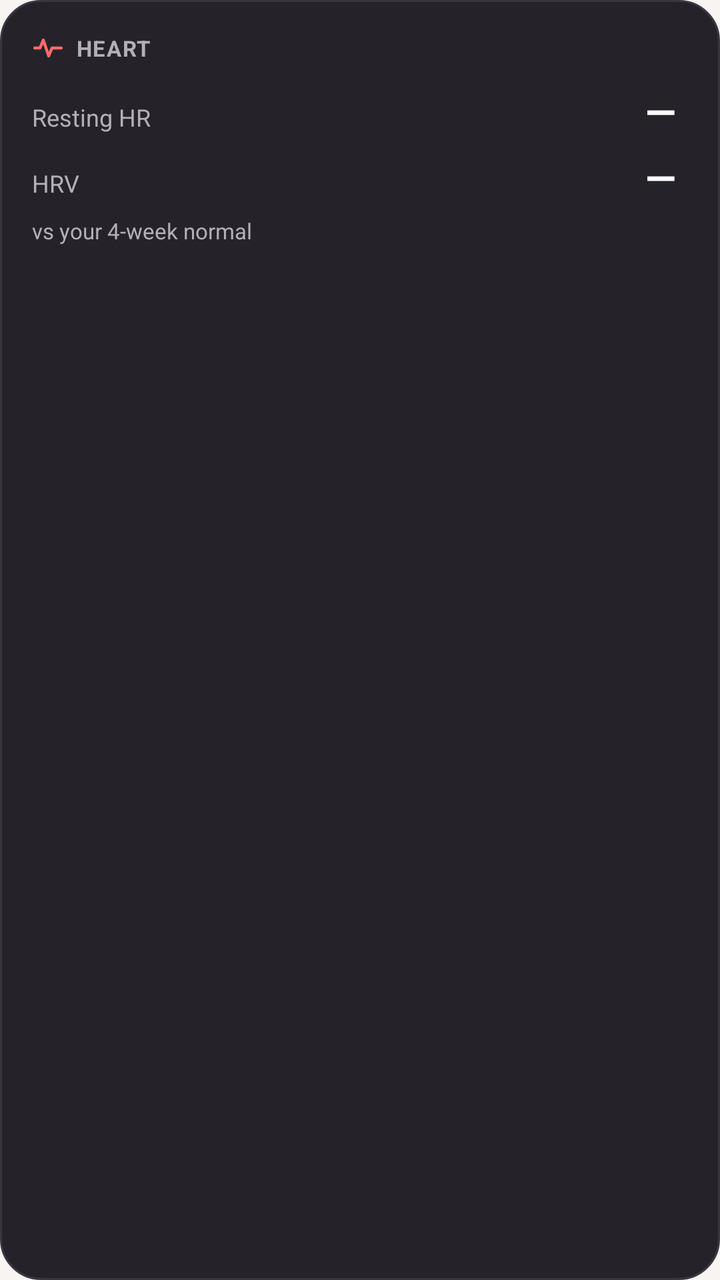
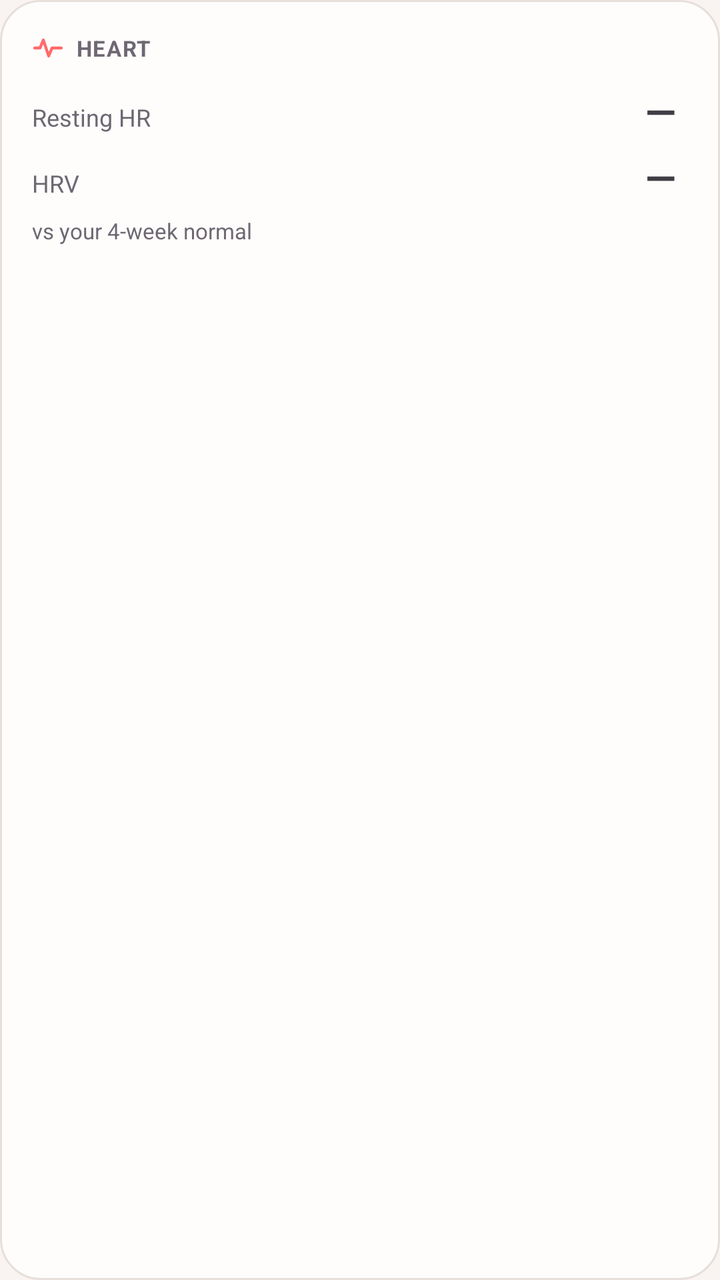

Two renders of the same Android screen: before a commit and after it. Below are the layout's source before the change and the commit's diff.
<!-- AndroidManifest.xml: application theme Theme.Hangry -->
<!-- res/layout/widget_heart.xml -->
<?xml version="1.0" encoding="utf-8"?>
<LinearLayout xmlns:android="http://schemas.android.com/apk/res/android"
    android:id="@+id/widget_heart_root"
    android:layout_width="match_parent"
    android:layout_height="match_parent"
    android:background="@drawable/bg_widget_surface"
    android:orientation="vertical"
    android:padding="16dp">

    <LinearLayout
        android:layout_width="match_parent"
        android:layout_height="wrap_content"
        android:gravity="center_vertical"
        android:orientation="horizontal">

        <ImageView
            android:layout_width="16dp"
            android:layout_height="16dp"
            android:src="@drawable/ic_widget_pulse"
            android:contentDescription="@null" />

        <TextView
            android:layout_width="0dp"
            android:layout_height="wrap_content"
            android:layout_marginStart="6dp"
            android:layout_weight="1"
            android:text="@string/widget_layout_heart"
            android:textColor="#B5AEB8"
            android:textSize="11sp"
            android:textStyle="bold"
            android:letterSpacing="0.05" />

    </LinearLayout>

    <LinearLayout
        android:layout_width="match_parent"
        android:layout_height="wrap_content"
        android:layout_marginTop="10dp"
        android:gravity="bottom"
        android:orientation="horizontal">

        <TextView
            android:layout_width="0dp"
            android:layout_height="wrap_content"
            android:layout_weight="1"
            android:text="@string/widget_layout_resting_hr"
            android:textColor="#B5AEB8"
            android:textSize="12sp" />

        <TextView
            android:id="@+id/tv_heart_rhr"
            android:layout_width="wrap_content"
            android:layout_height="wrap_content"
            android:text="—"
            android:textColor="#FFFFFF"
            android:textSize="20sp"
            android:textStyle="bold" />

        <TextView
            android:id="@+id/tv_heart_rhr_delta"
            android:layout_width="wrap_content"
            android:layout_height="wrap_content"
            android:layout_marginStart="6dp"
            android:text=""
            android:textColor="#B5AEB8"
            android:textSize="11sp"
            android:textStyle="bold" />
    </LinearLayout>
    <LinearLayout
        android:layout_width="match_parent"
        android:layout_height="wrap_content"
        android:layout_marginTop="6dp"
        android:gravity="bottom"
        android:orientation="horizontal">

        <TextView
            android:layout_width="0dp"
            android:layout_height="wrap_content"
            android:layout_weight="1"
            android:text="HRV"
            android:textColor="#B5AEB8"
            android:textSize="12sp" />

        <TextView
            android:id="@+id/tv_heart_hrv"
            android:layout_width="wrap_content"
            android:layout_height="wrap_content"
            android:text="—"
            android:textColor="#FFFFFF"
            android:textSize="20sp"
            android:textStyle="bold" />

        <TextView
            android:id="@+id/tv_heart_hrv_delta"
            android:layout_width="wrap_content"
            android:layout_height="wrap_content"
            android:layout_marginStart="6dp"
            android:text=""
            android:textColor="#B5AEB8"
            android:textSize="11sp"
            android:textStyle="bold" />
    </LinearLayout>
    <TextView
        android:id="@+id/tv_heart_subtitle"
        android:layout_width="wrap_content"
        android:layout_height="wrap_content"
        android:layout_marginTop="6dp"
        android:ellipsize="end"
        android:maxLines="1"
        android:text="@string/widget_layout_vs_your_4_week_normal"
        android:textColor="#B5AEB8"
        android:textSize="11sp" />
</LinearLayout>
<!-- resources referenced by this layout -->
<resources>
  <!-- drawable bg_widget_surface (drawable) -->
  <?xml version="1.0" encoding="utf-8"?>
  <shape xmlns:android="http://schemas.android.com/apk/res/android"
      android:shape="rectangle">
      <solid android:color="#252329" />
      <corners android:radius="20dp" />
      <stroke
          android:width="1dp"
          android:color="#3A363F" />
  </shape>
  <!-- drawable ic_widget_pulse (drawable) -->
  <vector xmlns:android="http://schemas.android.com/apk/res/android"
      android:width="24dp"
      android:height="24dp"
      android:viewportWidth="24"
      android:viewportHeight="24">
      <path
          android:fillColor="#00000000"
          android:strokeColor="#FF6B6B"
          android:strokeWidth="2.2"
          android:strokeLineCap="round"
          android:strokeLineJoin="round"
          android:pathData="M2,12h4l2.5,-6 4,12 2.5,-6h7" />
  </vector>
  <string name="widget_layout_heart">HEART</string>
  <string name="widget_layout_resting_hr">Resting HR</string>
  <string name="widget_layout_vs_your_4_week_normal">vs your 4-week normal</string>
  <style name="Theme.Hangry" parent="android:Theme.Material.NoActionBar">
          <item name="android:windowBackground">@color/brand_cream</item>
          <item name="android:statusBarColor">@android:color/transparent</item>
          <item name="android:navigationBarColor">@android:color/transparent</item>
          <item name="android:windowLightStatusBar">true</item>
          <item name="android:windowLightNavigationBar">true</item>
      </style>
  <color name="brand_cream">#FFF9F4F2</color>
</resources>

<!-- the commit's change to res/layout/widget_heart.xml (unified diff, before → after) -->
@@ -25,7 +25,7 @@
             android:layout_marginStart="6dp"
             android:layout_weight="1"
             android:text="@string/widget_layout_heart"
-            android:textColor="#B5AEB8"
+            android:textColor="@color/widget_text_secondary"
             android:textSize="11sp"
             android:textStyle="bold"
             android:letterSpacing="0.05" />
@@ -44,7 +44,7 @@
             android:layout_height="wrap_content"
             android:layout_weight="1"
             android:text="@string/widget_layout_resting_hr"
-            android:textColor="#B5AEB8"
+            android:textColor="@color/widget_text_secondary"
             android:textSize="12sp" />
 
         <TextView
@@ -52,7 +52,7 @@
             android:layout_width="wrap_content"
             android:layout_height="wrap_content"
             android:text="—"
-            android:textColor="#FFFFFF"
+            android:textColor="@color/widget_text"
             android:textSize="20sp"
             android:textStyle="bold" />
 
@@ -62,7 +62,7 @@
             android:layout_height="wrap_content"
             android:layout_marginStart="6dp"
             android:text=""
-            android:textColor="#B5AEB8"
+            android:textColor="@color/widget_text_secondary"
             android:textSize="11sp"
             android:textStyle="bold" />
     </LinearLayout>
@@ -78,7 +78,7 @@
             android:layout_height="wrap_content"
             android:layout_weight="1"
             android:text="HRV"
-            android:textColor="#B5AEB8"
+            android:textColor="@color/widget_text_secondary"
             android:textSize="12sp" />
 
         <TextView
@@ -86,7 +86,7 @@
             android:layout_width="wrap_content"
             android:layout_height="wrap_content"
             android:text="—"
-            android:textColor="#FFFFFF"
+            android:textColor="@color/widget_text"
             android:textSize="20sp"
             android:textStyle="bold" />
 
@@ -96,7 +96,7 @@
             android:layout_height="wrap_content"
             android:layout_marginStart="6dp"
             android:text=""
-            android:textColor="#B5AEB8"
+            android:textColor="@color/widget_text_secondary"
             android:textSize="11sp"
             android:textStyle="bold" />
     </LinearLayout>
@@ -108,6 +108,6 @@
         android:ellipsize="end"
         android:maxLines="1"
         android:text="@string/widget_layout_vs_your_4_week_normal"
-        android:textColor="#B5AEB8"
+        android:textColor="@color/widget_text_secondary"
         android:textSize="11sp" />
 </LinearLayout>
<!-- resource entries referenced after the edit -->
@@ -1,14 +1,16 @@
 <!-- resources referenced by this layout -->
 <resources>
+  <color name="widget_text">#FFFFFF</color>
+  <color name="widget_text_secondary">#B5AEB8</color>
   <!-- drawable bg_widget_surface (drawable) -->
   <?xml version="1.0" encoding="utf-8"?>
   <shape xmlns:android="http://schemas.android.com/apk/res/android"
       android:shape="rectangle">
-      <solid android:color="#252329" />
+      <solid android:color="@color/widget_surface" />
       <corners android:radius="20dp" />
       <stroke
           android:width="1dp"
-          android:color="#3A363F" />
+          android:color="@color/widget_outline" />
   </shape>
   <!-- drawable ic_widget_pulse (drawable) -->
   <vector xmlns:android="http://schemas.android.com/apk/res/android"
@@ -34,6 +36,8 @@
           <item name="android:windowLightStatusBar">true</item>
           <item name="android:windowLightNavigationBar">true</item>
       </style>
+  <color name="widget_surface">#252329</color>
+  <color name="widget_outline">#3A363F</color>
   <color name="brand_cream">#FFF9F4F2</color>
 </resources>
 
